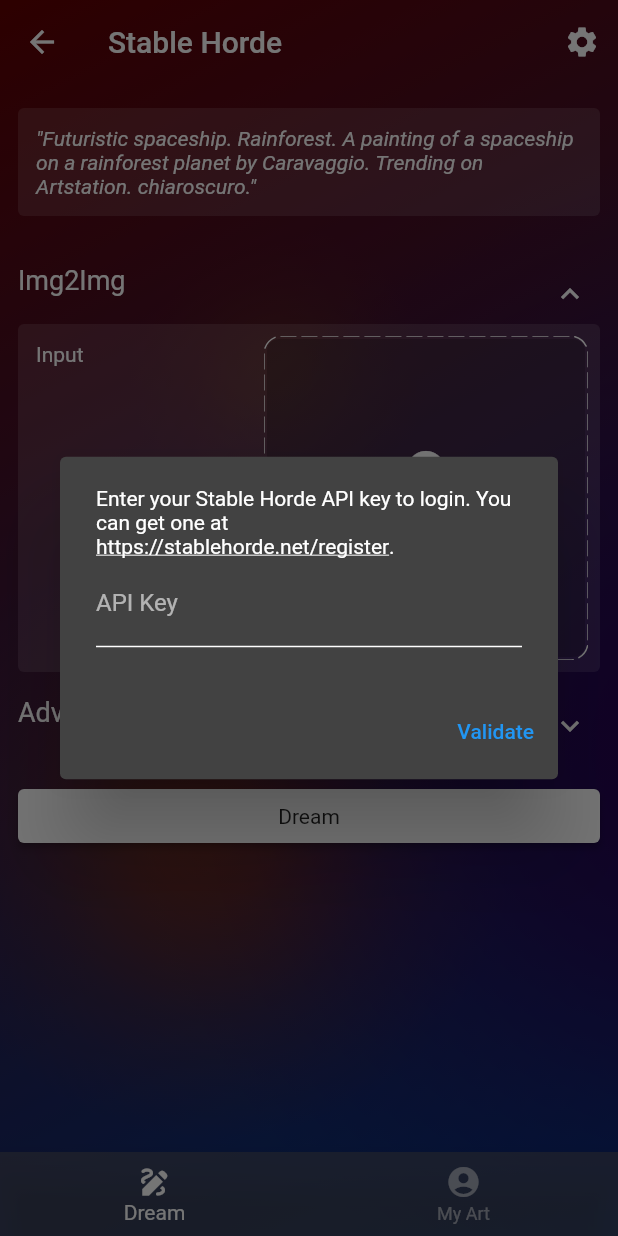
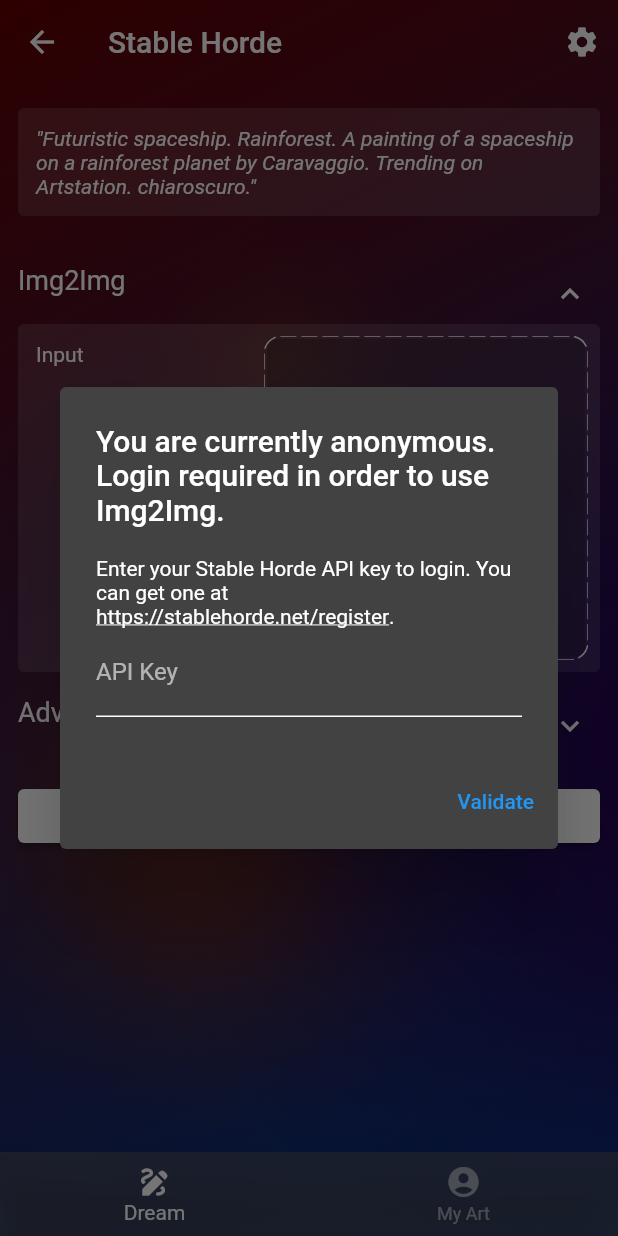
Before and after one commit to ndahlquist/stable-horde-flutter, a Flutter app: the HomePage screen opened directly, after a tap on "Img2Img", after a tap on "Select your image", on a phone screen of 412 x 824 dp. Run offline on Flutter 3.47's test engine with Material 2 defaults, Android fonts, the phone set to English and light mode, and no system bars; drawn by our look-alikes of dotted_border, expandable; our stand-ins replace cached_network_image, firebase_analytics, firebase_core, firebase_remote_config, flutter_svg, google_fonts and 6 more; accounts and stored records are empty; generated files the repository leaves out were written again; Roboto replaces fonts that are missing (Ubuntu).

Commit message:
Added optional Title to LoginDialog()

```diff
--- a/lib/dialogs/login_dialog.dart
+++ b/lib/dialogs/login_dialog.dart
@@ -5,7 +5,8 @@ import 'package:stable_horde_flutter/blocs/stable_horde_user_bloc.dart';
 import 'package:stable_horde_flutter/utils/legal_links.dart';
 
 class LoginDialog extends StatefulWidget {
-  const LoginDialog({super.key});
+  final String? title;
+  const LoginDialog({Key? key, this.title}) : super(key: key);
 
   @override
   State<LoginDialog> createState() => _LoginDialogState();
@@ -18,6 +19,7 @@ class _LoginDialogState extends State<LoginDialog> {
   @override
   Widget build(BuildContext context) {
     return AlertDialog(
+      title: widget.title != null ? Text(widget.title!) : null,
       content: Column(
         mainAxisSize: MainAxisSize.min,
         children: [
--- a/lib/pages/image_picker_page.dart
+++ b/lib/pages/image_picker_page.dart
@@ -184,7 +184,9 @@ class _ImagePickerPageState extends State<ImagePickerPage> {
       await showDialog(
         context: context,
         builder: (_) {
-          return const LoginDialog();
+          return const LoginDialog(
+              title:
+                  "You are currently anonymous. Login required in order to use Img2Img.");
         },
       );
 
```
